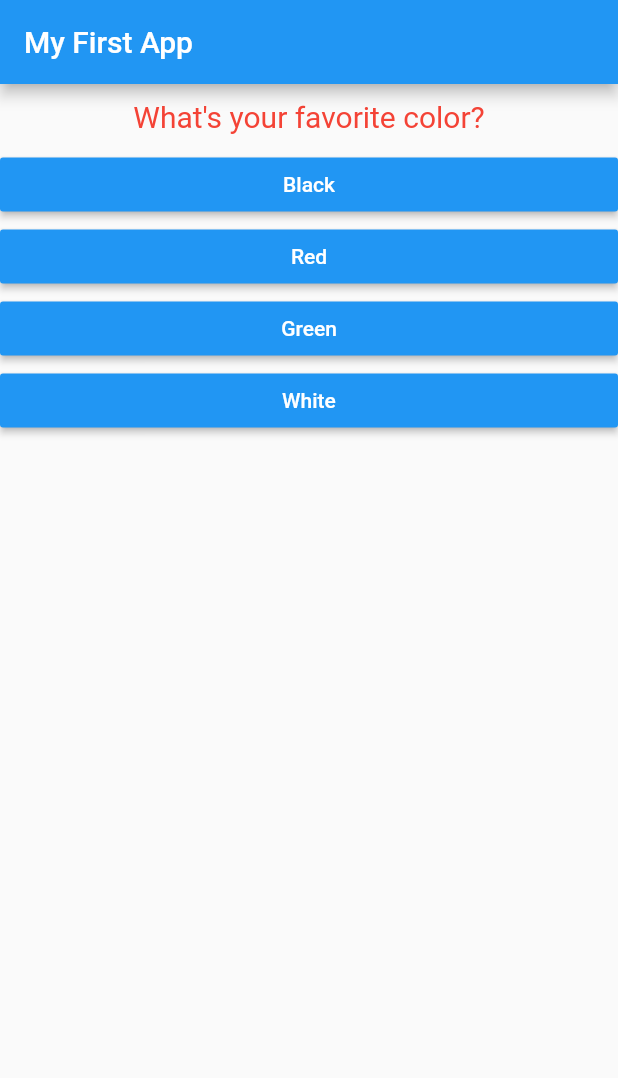
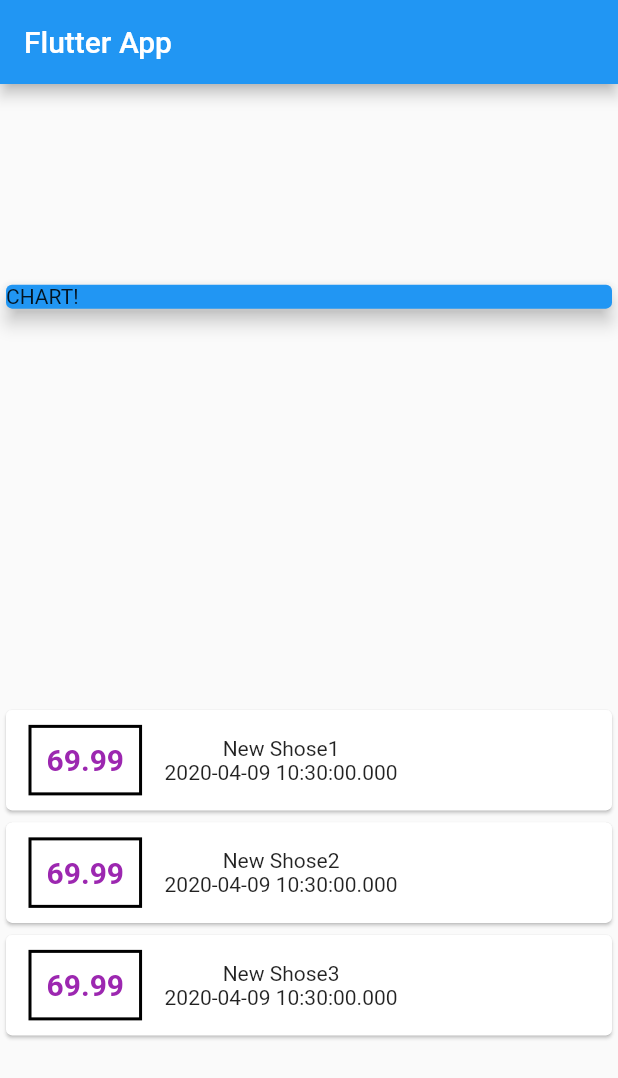
Before and after one commit to EndlessDev2016/flutter-first-app, a Flutter app: the screen it shows after launch, on a phone screen of 412 x 824 dp. Shown: the top 1078 px of the screen. Run offline on Flutter 3.47's test engine with Material 2 defaults, Android fonts, the phone set to English and light mode, and no system bars.

Commit message:
udemy course - text styling.

```diff
--- a/lib/answer.dart
+++ /dev/null
@@ -1,21 +0,0 @@
-import 'package:flutter/material.dart';
-
-class Answer extends StatelessWidget {
-  final Function selectHandler;
-  final String answerText;
-
-  Answer(this.selectHandler, this.answerText);
-
-  @override
-  Widget build(BuildContext context) {
-    return Container(
-      width: double.infinity,
-      child: RaisedButton(
-        color: Colors.blue,
-        child: Text(this.answerText),
-        textColor: Colors.white,
-        onPressed: selectHandler,
-      ),
-    );
-  }
-}
--- a/lib/main.dart
+++ b/lib/main.dart
@@ -1,102 +1,70 @@
 import 'package:flutter/material.dart';
+import './transaction.dart';
 
-// import './question.dart';
-// import './answer.dart';
-import './quiz.dart';
-import './result.dart';
+void main() {
+  runApp(MyApp());
+}
 
-// void main() {
-//   runApp(MyApp());
-// }
-
-void main() => runApp(MyApp());
-
-class MyApp extends StatefulWidget {
+class MyApp extends StatelessWidget {
   @override
-  State<StatefulWidget> createState() {
-    // TODO: implement createState
-    return _MyAppState();
+  Widget build(BuildContext context) {
+    return MaterialApp(
+      title: 'Flutter App',
+      home: MyHomePage(),
+    );
   }
 }
 
-class _MyAppState extends State<MyApp> {
-  final List<Map<String, Object>> _questions = const [
-    {
-      'questionText': 'What\'s your favorite color?',
-      'answers': [
-        {'text': 'Black', 'score': 10},
-        {'text': 'Red', 'score': 3},
-        {'text': 'Green', 'score': 6},
-        {'text': 'White', 'score': 5}
-      ]
-    },
-    {
-      'questionText': 'What\'s your favorite animal?',
-      'answers': [
-        {'text': 'Rabbit', 'score': 2},
-        {'text': 'Snake', 'score': 5},
-        {'text': 'Elephant', 'score': 7},
-        {'text': 'Lion', 'score': 4}
-      ]
-    },
-    {
-      'questionText': 'Who\'s your favorite instructor?',
-      'answers': [
-        {'text': 'Max', 'score': 1},
-        {'text': 'Lee', 'score': 1},
-        {'text': 'Max', 'score': 1},
-        {'text': 'Lee', 'score': 1},
-      ]
-    },
+class MyHomePage extends StatelessWidget {
+  final List<Transaction> transactions = [
+    Transaction(
+        id: 't1', title: 'New Shose1', amount: 69.99, date: DateTime.now()),
+    Transaction(
+        id: 't2', title: 'New Shose2', amount: 69.99, date: DateTime.now()),
+    Transaction(
+        id: 't3', title: 'New Shose3', amount: 69.99, date: DateTime.now())
   ];
-
-  var _questionIndex = 0;
-  var _totalScore = 0;
-
-  void _resetQuiz() {
-    setState(() {
-      _questionIndex = 0;
-      _totalScore = 0;
-    });
-  }
-
-  void _answerQuestion(int score) {
-    _totalScore += score;
-    setState(() {
-      _questionIndex += 1;
-    });
-    if (_questionIndex < _questions.length) {
-      print('We have more questions!');
-    }
-  }
-
-  // String test() {
-  //   return '';
-  //   // print('asdasdasd!');
-  // }
-
-  // int test2() {
-  //   return 1;
-  // }
-
   @override
   Widget build(BuildContext context) {
-    // questions.add({'questionText': 'asdasd', 'answers': ['asdad']});
-    return MaterialApp(
-      home: Scaffold(
-        appBar: AppBar(
-          title: Text('My First App'),
-        ),
-        body: this._questionIndex < this._questions.length
-            ? Quiz(
-                answerQuestion: this._answerQuestion,
-                questions: this._questions,
-                questionIndex: this._questionIndex)
-            : Container(
-                child: Center(
-                  child: Result(this._totalScore, this._resetQuiz),
+    return Scaffold(
+      appBar: AppBar(
+        title: Text('Flutter App'),
+      ),
+      body: Column(
+        mainAxisAlignment: MainAxisAlignment.spaceAround,
+        crossAxisAlignment: CrossAxisAlignment.stretch,
+        children: <Widget>[
+          Container(
+            width: double.infinity,
+            child: Card(
+              color: Colors.blue,
+              child: Text('CHART!'),
+              elevation: 5,
+            ),
+          ),
+          // Column(children: this.transactions.map((tx) => Card(child: Text(tx.title))).toList())
+          Column(
+              children: this.transactions.map((tx) {
+            return Card(
+                child: Row(
+              children: <Widget>[
+                Container(
+                  margin: EdgeInsets.symmetric(vertical: 10, horizontal: 15),
+                  child: Text(
+                    tx.amount.toString(),
+                    style: TextStyle(fontWeight: FontWeight.bold, fontSize: 20, color: Colors.purple),
+                  ),
+                  decoration: BoxDecoration(
+                      border: Border.all(color: Colors.black, width: 2)),
+                  padding: EdgeInsets.all(10),
                 ),
-              ),
+                Column(
+                  children: <Widget>[Text(tx.title), Text(tx.date.toString())],
+                )
+              ],
+            ));
+          }).toList())
+        ],
       ),
     );
   }
--- a/lib/question.dart
+++ /dev/null
@@ -1,19 +0,0 @@
-import 'package:flutter/material.dart';
-
-class Question extends StatelessWidget {
-  final String questionText;
-
-  Question(this.questionText);
-
-  @override
-  Widget build(BuildContext context) {
-    return Container(
-      width: double.infinity,
-      margin: EdgeInsets.all(10),
-      child: Text(
-      questionText,
-      style: TextStyle(fontSize: 20, color: Colors.red),
-      textAlign: TextAlign.center,
-    ),);
-  }
-}
--- a/lib/quiz.dart
+++ /dev/null
@@ -1,25 +0,0 @@
-import 'package:flutter/material.dart';
-
-import './question.dart';
-import './answer.dart';
-
-class Quiz extends StatelessWidget {
-  final List<Map<String, Object>> questions;
-  final int questionIndex;
-  final Function
-      answerQuestion; // (_answerQuestion) underline means, private variable
-  Quiz(
-      {@required this.questions,
-      @required this.answerQuestion,
-      @required this.questionIndex});
-  @override
-  Widget build(BuildContext context) {
-    return Column(
-      children: [
-        Question(questions[questionIndex]['questionText']),
-        ...(questions[questionIndex]['answers'] as List<Map<String, Object>>)
-          .map((answer) => Answer(() => answerQuestion(answer['score']), answer['text'])).toList()
-      ],
-    );
-  }
-}
--- a/lib/result.dart
+++ /dev/null
@@ -1,42 +0,0 @@
-import 'package:flutter/material.dart';
-
-class Result extends StatelessWidget {
-  final int resultScore;
-  final Function restartQuizHandler;
-
-  Result(this.resultScore, this.restartQuizHandler);
-
-  String get resultPhrase {
-    var resultText = 'You did it!';
-    if (this.resultScore <= 8) {
-      resultText = 'You are awesome and innocent!';
-    } else if (this.resultScore <= 12) {
-      resultText = 'Pretty likeable!';
-    } else if (this.resultScore <= 16) {
-      resultText = 'You are ... strange?!';
-    } else {
-      resultText = 'You are so bad!';
-    }
-    return resultText;
-  }
-
-  @override
-  Widget build(BuildContext context) {
-    return Container(
-      child: Column(
-        children: <Widget>[
-          Text(
-            resultPhrase,
-            style: TextStyle(fontSize: 36, fontWeight: FontWeight.bold),
-            textAlign: TextAlign.center,
-          ),
-          FlatButton(
-            child: Text('Restart Quiz!'),
-            onPressed: restartQuizHandler,
-            textColor: Colors.blue,
-          ),
-        ],
-      ),
-    );
-  }
-}
--- /dev/null
+++ b/lib/transaction.dart
@@ -0,0 +1,14 @@
+import 'package:flutter/foundation.dart';
+
+class Transaction {
+  String id;
+  String title;
+  double amount;
+  DateTime date;
+
+  Transaction(
+      {@required this.id,
+      @required this.title,
+      @required this.amount,
+      @required this.date});
+}
```
